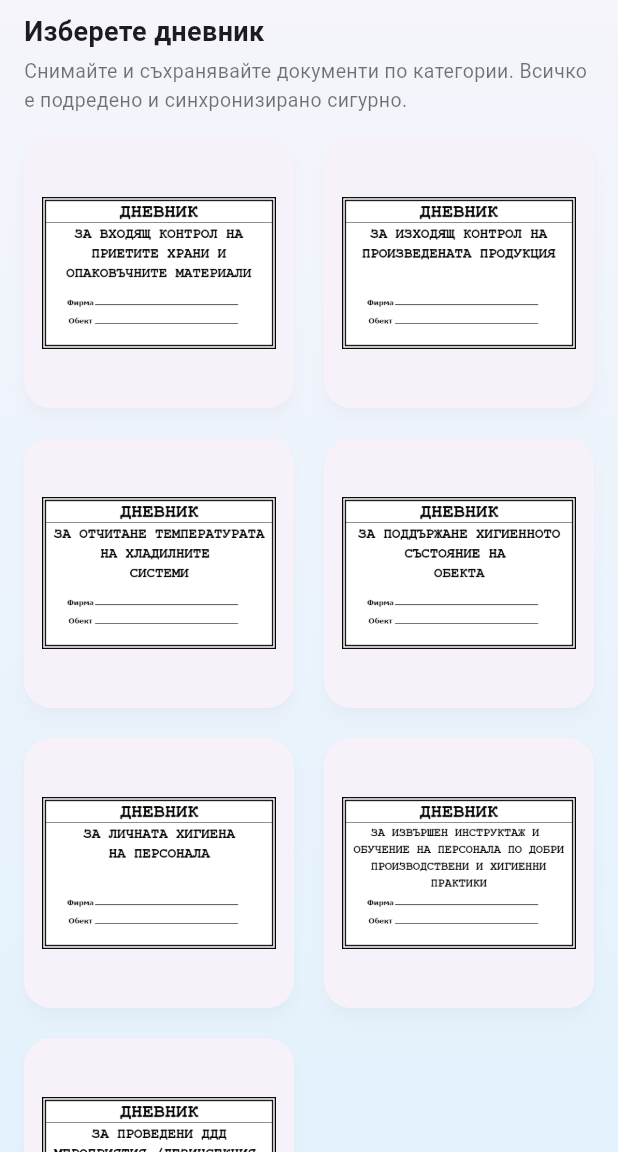
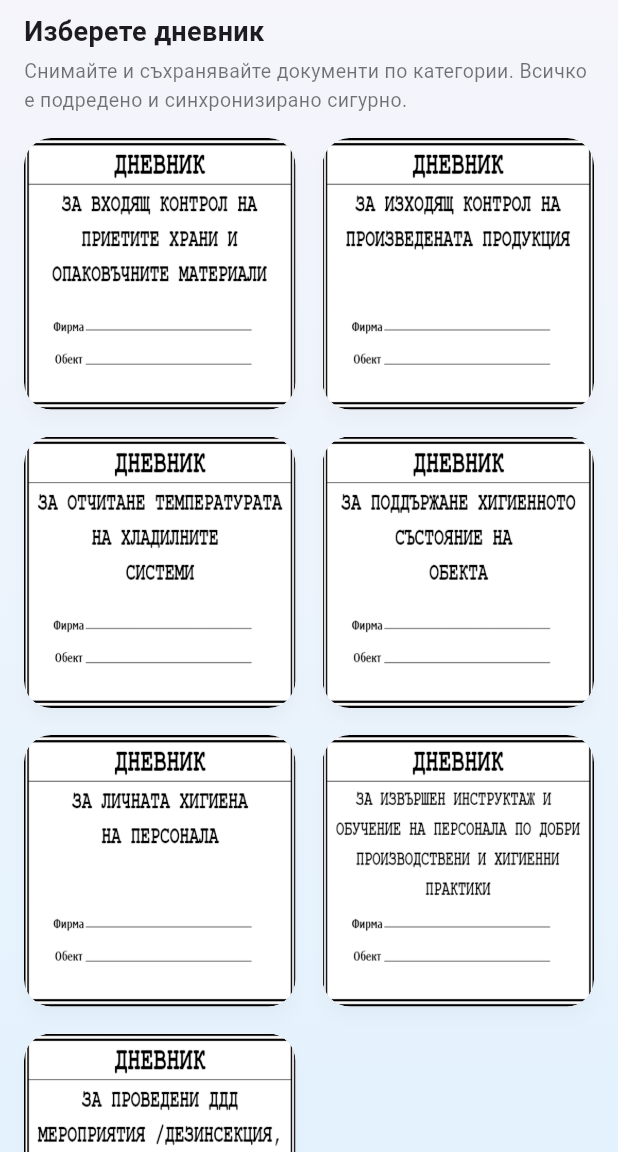
Before and after one commit to Bobsnadenica/BABH_app, a Flutter app: the FrontPage screen opened directly, on a phone screen of 412 x 824 dp, the part 84-1236 px from its top. Run offline on Flutter 3.47's test engine with Material 3 defaults, Android fonts, the light colour scheme and no system bars; our stand-ins replace image_picker; missing offline and left inert: amplify_auth_cognito, amplify_flutter, amplify_storage_s3.

Commit message:
nema na4in

```diff
--- a/lib/front_page.dart
+++ b/lib/front_page.dart
@@ -70,8 +70,8 @@ class FrontPage extends StatelessWidget {
                   itemCount: folders.length,
                   gridDelegate: const SliverGridDelegateWithFixedCrossAxisCount(
                     crossAxisCount: 2,
-                    mainAxisSpacing: 12,
-                    crossAxisSpacing: 12,
+                    mainAxisSpacing: 10,
+                    crossAxisSpacing: 10,
                     childAspectRatio: 1,
                   ),
                   itemBuilder: (context, index) {
@@ -97,49 +97,20 @@ class FrontPage extends StatelessWidget {
                           ),
                           elevation: 4,
                           shadowColor: Colors.black12,
-                          child: Padding(
-                            padding: const EdgeInsets.all(12.0),
+                          clipBehavior: Clip.antiAlias,
+                          child: ClipRRect(
+                            borderRadius: BorderRadius.circular(18),
                             child: Image.asset(
                               'assets/${index + 1}.png',
-                              fit: BoxFit.contain,
+                              fit: BoxFit.cover,
+                              width: double.infinity,
+                              height: double.infinity,
                               errorBuilder: (_, __, ___) => const Icon(
                                 Icons.folder_special_rounded,
                                 size: 64,
                               ),
                             ),
                           ),
-                          // The folder name text below is removed/commented out:
-                          // child: Column(
-                          //   mainAxisAlignment: MainAxisAlignment.center,
-                          //   children: [
-                          //     Expanded(
-                          //       child: Padding(
-                          //         padding: const EdgeInsets.all(10.0),
-                          //         child: Image.asset(
-                          //           'assets/${index + 1}.png',
-                          //           fit: BoxFit.contain,
-                          //           errorBuilder: (_, __, ___) => const Icon(
-                          //             Icons.folder_special_rounded,
-                          //             size: 42,
-                          //           ),
-                          //         ),
-                          //       ),
-                          //     ),
-                          //     Padding(
-                          //       padding: const EdgeInsets.fromLTRB(10, 0, 10, 10),
-                          //       child: Text(
-                          //         name,
-                          //         textAlign: TextAlign.center,
-                          //         style: const TextStyle(
-                          //           fontWeight: FontWeight.w500,
-                          //           fontSize: 14,
-                          //         ),
-                          //         maxLines: 2,
-                          //         overflow: TextOverflow.ellipsis,
-                          //       ),
-                          //     ),
-                          //   ],
-                          // ),
                         ),
                       ),
                     );
@@ -466,11 +437,14 @@ class _FolderPageState extends State<FolderPage> {
 
       setState(() => _imagesFuture = _loadImages());
       if (!mounted) return;
+      // Hide any previous snackbar before showing a new one
+      ScaffoldMessenger.of(context).hideCurrentSnackBar();
       ScaffoldMessenger.of(context).showSnackBar(
         const SnackBar(content: Text('✅ Синхронизацията е завършена.')),
       );
     } catch (e) {
       if (!mounted) return;
+      ScaffoldMessenger.of(context).hideCurrentSnackBar();
       ScaffoldMessenger.of(context).showSnackBar(
         SnackBar(content: Text('Грешка при синхронизация: $e')),
       );
```
Also changed, not shown: assets/1.png, assets/2.png, assets/3.png, assets/4.png, assets/5.png, assets/6.png, assets/7.png.
